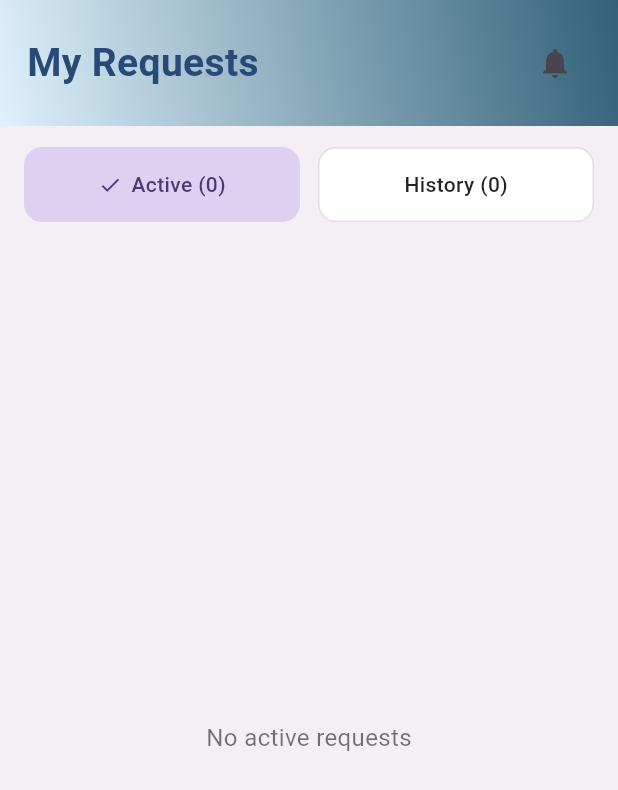
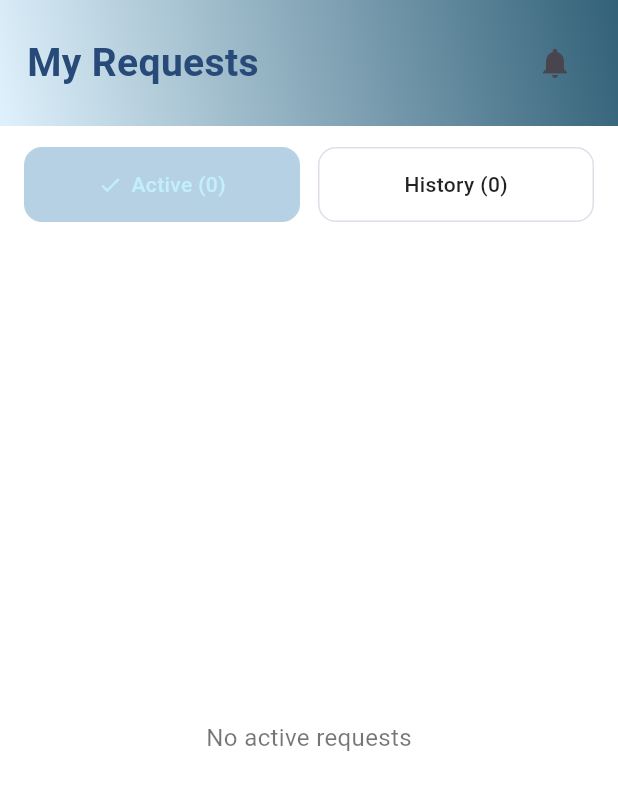
Before and after one commit to pradhangaurv/Nepoo_fix, a Flutter app: the Activity screen opened directly, on a phone screen of 412 x 824 dp. Shown: the top 790 px of the screen. Run offline on Flutter 3.47's test engine with Material 3 defaults, Android fonts, the phone set to English and light mode, and no system bars; our stand-ins replace cloud_firestore, cloud_functions, curved_navigation_bar, firebase_auth, firebase_core, firebase_messaging and 4 more; accounts and stored records are empty.

Commit message:
Made some UI changes in user screens

```diff
--- a/lib/shared/screen/notification_page.dart
+++ b/lib/shared/screen/notification_page.dart
@@ -5,7 +5,7 @@ import 'package:flutter/material.dart';
 class NotificationPage extends StatelessWidget {
   const NotificationPage({super.key});
 
-  static const Color pageBg = Color(0xfff4eff5);
+  static const Color pageBg = Color(0xffffffff);
   static const Color borderColor = Color(0xffe3dce8);
   static const Color primary = Color(0xff326178);
 
--- a/lib/user/screens/activity.dart
+++ b/lib/user/screens/activity.dart
@@ -20,9 +20,9 @@ class _ActivityState extends State<Activity> {
   String selectedFilter = 'active';
 
   static const Color primary = Color(0xff326178);
-  static const Color pageBg = Color(0xfff4eff5);
-  static const Color chipSelectedBg = Color(0xffddd0f1);
-  static const Color chipSelectedText = Color(0xff4a3a73);
+  static const Color pageBg = Color(0xffffffff);
+  static const Color chipSelectedBg = Color(0xffb6d1e3);
+  static const Color chipSelectedText = Color(0xffc1effb);
   static const Color borderColor = Color(0xffe3dce8);
   static const Color titleColor = Color(0xff284a79);
 
--- a/lib/user/screens/edit_profile_page.dart
+++ b/lib/user/screens/edit_profile_page.dart
@@ -21,7 +21,7 @@ class _EditProfilePageState extends State<EditProfilePage> {
   bool saving = false;
 
   static const Color primary = Color(0xff326178);
-  static const Color pageBg = Color(0xfff4eff5);
+  static const Color pageBg = Color(0xffffffff);
   static const Color borderColor = Color(0xffe3dce8);
 
   @override
--- a/lib/user/screens/find_services.dart
+++ b/lib/user/screens/find_services.dart
@@ -34,10 +34,10 @@ class _FindServicesState extends State<FindServices> {
   String _radiusFilter = 'all'; // all | 5 | 10 | 20
 
   static const Color primary = Color(0xff326178);
-  static const Color pageBg = Color(0xfff4eff5);
+  static const Color pageBg = Color(0xffffffff);
   static const Color titleColor = Color(0xff284a79);
   static const Color borderColor = Color(0xffe3dce8);
-  static const Color chipSelectedBg = Color(0xffddd0f1);
+  static const Color chipSelectedBg = Color(0xffb6d1e3);
   static const Color chipSelectedText = Color(0xff4a3a73);
 
   final List<Map<String, String>> categories = const [
@@ -357,6 +357,7 @@ class _FindServicesState extends State<FindServices> {
                 if (value == null) return;
                 setState(() => _sortBy = value);
               },
+              dropdownColor: Color(0xffd9ebf8),
             ),
           ),
           const SizedBox(width: 10),
@@ -388,6 +389,7 @@ class _FindServicesState extends State<FindServices> {
                 if (value == null) return;
                 setState(() => _radiusFilter = value);
               },
+              dropdownColor: Color(0xffd9ebf8),
             ),
           ),
         ],
--- a/lib/user/screens/help_support_page.dart
+++ b/lib/user/screens/help_support_page.dart
@@ -5,7 +5,7 @@ class HelpSupportPage extends StatelessWidget {
   const HelpSupportPage({super.key});
 
   static const Color primary = Color(0xff326178);
-  static const Color pageBg = Color(0xfff4eff5);
+  static const Color pageBg = Color(0xffffffff);
   static const Color borderColor = Color(0xffe3dce8);
 
   static const String adminName = 'Admin Support';
--- a/lib/user/screens/provider_details.dart
+++ b/lib/user/screens/provider_details.dart
@@ -32,7 +32,7 @@ class _ProviderDetailsPageState extends State<ProviderDetailsPage> {
   double? serviceLongitude;
 
   static const Color primary = Color(0xff326178);
-  static const Color pageBg = Color(0xfff4eff5);
+  static const Color pageBg = Color(0xffffffff);
   static const Color borderColor = Color(0xffe3dce8);
   static const Color titleColor = Color(0xff284a79);
 
--- a/lib/user/screens/review_page.dart
+++ b/lib/user/screens/review_page.dart
@@ -29,7 +29,7 @@ class _ReviewPageState extends State<ReviewPage> {
   int rating = 5;
 
   static const Color primary = Color(0xff326178);
-  static const Color pageBg = Color(0xfff4eff5);
+  static const Color pageBg = Color(0xffffffff);
   static const Color borderColor = Color(0xffe3dce8);
   static const Color titleColor = Color(0xff284a79);
 
--- a/lib/user/screens/setting.dart
+++ b/lib/user/screens/setting.dart
@@ -20,7 +20,7 @@ class Setting extends StatefulWidget {
 
 class _CustomerSettingsState extends State<Setting> {
   static const Color primary = Color(0xff326178);
-  static const Color pageBg = Color(0xfff4eff5);
+  static const Color pageBg = Color(0xffffffff);
   static const Color borderColor = Color(0xffe3dce8);
   static const Color titleColor = Color(0xff284a79);
 
```
